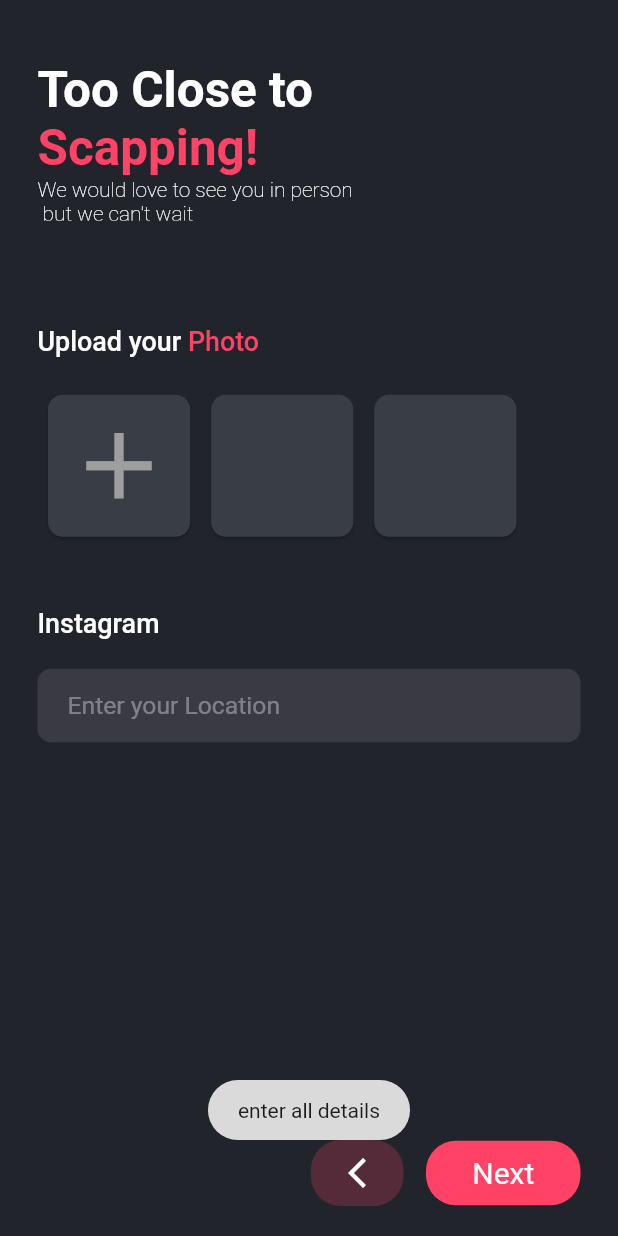
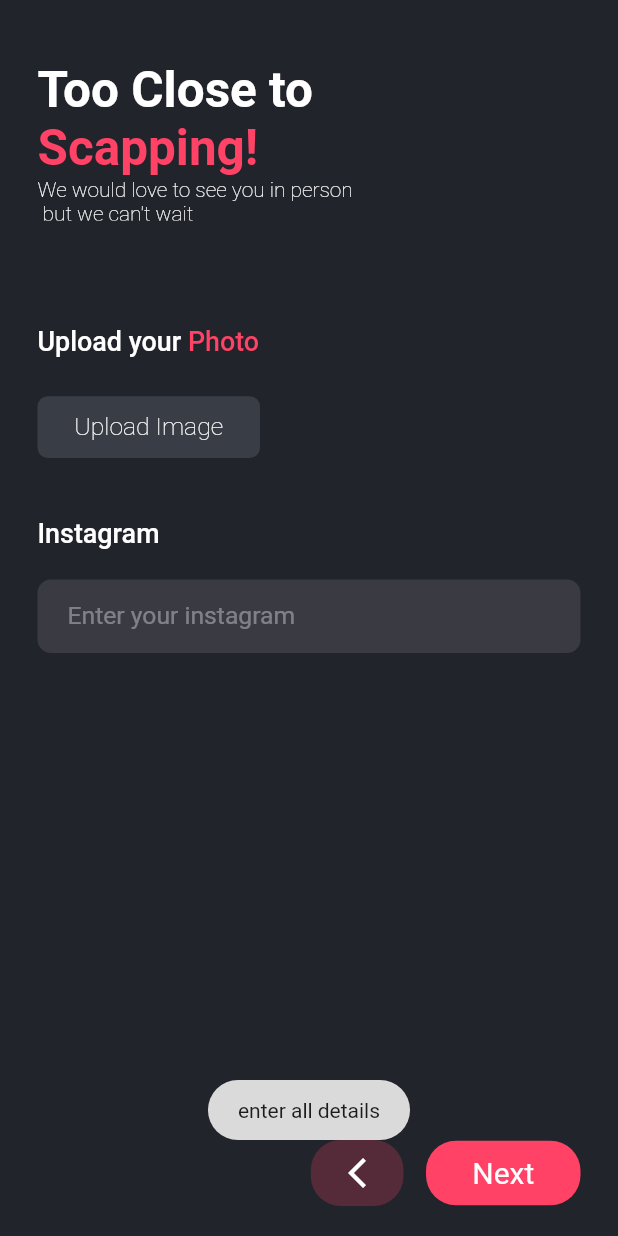
Before and after one commit to fazenecture/Scaape-flutter-FE, a Flutter app: the Onboarding2 screen opened directly with empty values, after a tap on "Next", on a phone screen of 412 x 824 dp. Run offline on Flutter 3.47's test engine with Material 2 defaults, Android fonts, the phone set to English and light mode, and no system bars; our stand-ins replace cloud_firestore, firebase_auth, firebase_core, firebase_database, flutter_datetime_picker, fluttertoast and 13 more; missing offline and left inert: blur_bottom_bar, flutter_card_swipper; accounts and stored records are empty; project files that could hold a hidden picture were left out.

Commit message:
feat:onboarding2 api integration done

```diff
--- a/lib/main.dart
+++ b/lib/main.dart
@@ -48,12 +48,12 @@ class _MyAppState extends State<MyApp> {
           FutureBuilder(
           future: getCurrentUser(),
           builder: (context, snapshot) {
-          if (snapshot.hasData) {
-            return HomeScreen();
-          } else {
-            return OnBoarding();
-           }
-          //return OnBoarding();
+          // if (snapshot.hasData) {
+          //   return HomeScreen();
+          // } else {
+          //   return OnBoarding();
+          //  }
+          return OnBoarding();
           },
       ),
       routes: {
--- a/lib/screens/OnBoarding2.dart
+++ b/lib/screens/OnBoarding2.dart
@@ -119,20 +119,93 @@ class _Onboarding2State extends State<Onboarding2> {
                     SizedBox(
                       height: 18,
                     ),
-                    Row(
-                      children: [
-                        Padding(
-                          padding: const EdgeInsets.all(3.0),
-                          child: GestureDetector(
+                    // Row(
+                    //   children: [
+                    //     Padding(
+                    //       padding: const EdgeInsets.all(3.0),
+                    //       child: GestureDetector(
+                    //         onTap: () async {
+                    //           final pickedFile = await picker.getImage(
+                    //               source: ImageSource.gallery);
+                    //           setState(
+                    //                 () {
+                    //               if (pickedFile != null) {
+                    //                 _image = File(pickedFile.path);
+                    //                 _base64 = base64Encode(
+                    //                     _image!.readAsBytesSync());
+                    //                 print(pickedFile.path);
+                    //               } else {
+                    //                 print('No image selected');
+                    //               }
+                    //             },
+                    //           );
+                    //         },
+                    //         // child: buildButtons(
+                    //         //     medq, "Upload Image", 0.36, Color(0xff393e46)),
+                    //         child: Card(
+                    //           color: Color(0xFF393E46),
+                    //           shape: RoundedRectangleBorder(
+                    //               borderRadius:
+                    //               BorderRadius.circular(10)),
+                    //           child: Container(
+                    //             height:
+                    //             MediaQuery.of(context).size.height *
+                    //                 0.115,
+                    //             width:
+                    //             MediaQuery.of(context).size.height *
+                    //                 0.115,
+                    //             child: Icon(
+                    //               Icons.add,
+                    //               size: 75,
+                    //               color: Colors.grey,
+                    //             ),
+                    //           ),
+                    //         ),
+                    //       ),
+                    //     ),
+                    //     Padding(
+                    //       padding: const EdgeInsets.all(3.0),
+                    //       child: Card(
+                    //         color: Color(0xFF393E46),
+                    //         shape: RoundedRectangleBorder(
+                    //             borderRadius: BorderRadius.circular(10)),
+                    //         child: Container(
+                    //           height: MediaQuery.of(context).size.height *
+                    //               0.115,
+                    //           width: MediaQuery.of(context).size.height *
+                    //               0.115,
+                    //         ),
+                    //       ),
+                    //     ),
+                    //     Padding(
+                    //       padding: const EdgeInsets.all(3.0),
+                    //       child: Card(
+                    //         color: Color(0xFF393E46),
+                    //         shape: RoundedRectangleBorder(
+                    //             borderRadius: BorderRadius.circular(10)),
+                    //         child: Container(
+                    //           height: MediaQuery.of(context).size.height *
+                    //               0.115,
+                    //           width: MediaQuery.of(context).size.height *
+                    //               0.115,
+                    //         ),
+                    //       ),
+                    //     ),
+                    //   ],
+                    // ),
+                    Padding(
+                      padding: const EdgeInsets.only(top: 8.0),
+                      child: Row(
+                        children: [
+                          GestureDetector(
                             onTap: () async {
-                              final pickedFile = await picker.getImage(
-                                  source: ImageSource.gallery);
+                              final pickedFile =
+                              await picker.getImage(source: ImageSource.gallery);
                               setState(
                                     () {
                                   if (pickedFile != null) {
                                     _image = File(pickedFile.path);
-                                    _base64 = base64Encode(
-                                        _image!.readAsBytesSync());
+                                    _base64 = base64Encode(_image!.readAsBytesSync());
                                     print(pickedFile.path);
                                   } else {
                                     print('No image selected');
@@ -140,92 +213,18 @@ class _Onboarding2State extends State<Onboarding2> {
                                 },
                               );
                             },
-                            // child: buildButtons(
-                            //     medq, "Upload Image", 0.36, Color(0xff393e46)),
-                            child: Card(
-                              color: Color(0xFF393E46),
-                              shape: RoundedRectangleBorder(
-                                  borderRadius:
-                                  BorderRadius.circular(10)),
-                              child: Container(
-                                height:
-                                MediaQuery.of(context).size.height *
-                                    0.115,
-                                width:
-                                MediaQuery.of(context).size.height *
-                                    0.115,
-                                child: Icon(
-                                  Icons.add,
-                                  size: 75,
-                                  color: Colors.grey,
-                                ),
-                              ),
-                            ),
+                            child: buildButtons(
+                                medq, "Upload Image", 0.36, Color(0xff393e46)),
                           ),
-                        ),
-                        Padding(
-                          padding: const EdgeInsets.all(3.0),
-                          child: Card(
-                            color: Color(0xFF393E46),
-                            shape: RoundedRectangleBorder(
-                                borderRadius: BorderRadius.circular(10)),
-                            child: Container(
-                              height: MediaQuery.of(context).size.height *
-                                  0.115,
-                              width: MediaQuery.of(context).size.height *
-                                  0.115,
-                            ),
+                          _base64 == null
+                              ? Container()
+                              : Icon(
+                            Icons.done,
+                            color: Colors.green,
                           ),
-                        ),
-                        Padding(
-                          padding: const EdgeInsets.all(3.0),
-                          child: Card(
-                            color: Color(0xFF393E46),
-                            shape: RoundedRectangleBorder(
-                                borderRadius: BorderRadius.circular(10)),
-                            child: Container(
-                              height: MediaQuery.of(context).size.height *
-                                  0.115,
-                              width: MediaQuery.of(context).size.height *
-                                  0.115,
-                            ),
-                          ),
-                        ),
-                      ],
+                        ],
+                      ),
                     ),
-                    // Padding(
-                    //   padding: const EdgeInsets.only(top: 8.0),
-                    //   child:
-                    // Row(
-                    // children: [
-                    // GestureDetector(
-                    //   onTap: () async {
-                    //     final pickedFile =
-                    //     await picker.getImage(source: ImageSource.gallery);
-                    //     setState(
-                    //           () {
-                    //         if (pickedFile != null) {
-                    //           _image = File(pickedFile.path);
-                    //           _base64 = base64Encode(_image!.readAsBytesSync());
-                    //           print(pickedFile.path);
-                    //         } else {
-                    //           print('No image selected');
-                    //         }
-                    //       },
-                    //     );
-                    //   },
-                    //   child: buildButtons(
-                    //       medq, "Upload Image", 0.36, Color(0xff393e46)),
-                    // ),
-                    // _base64 == null
-                    //     ? Container()
-                    //     : Icon(
-                    //   Icons.done,
-                    //   color: Colors.green,
-                    // ),
-                    // ],
-                    // ),
-                    // ),
                     SizedBox(height: 40),
                     Container(
                         child: Text(
@@ -263,7 +262,7 @@ class _Onboarding2State extends State<Onboarding2> {
                               borderSide: const BorderSide(
                                   color: Colors.transparent, width: 0.0),
                             ),
-                            hintText: "Enter your Location",
+                            hintText: "Enter your instagram",
                             filled: true,
                             hintStyle: TextStyle(
                               fontFamily: 'Roboto',
@@ -332,7 +331,7 @@ class _Onboarding2State extends State<Onboarding2> {
                     ),
                     GestureDetector(
                       onTap: () async {
-                        if (Instagram.isEmpty) {
+                        if (Instagram.isEmpty||_image.isNull) {
                           Fluttertoast.showToast(
                             msg: "enter all details",
                           );
@@ -354,6 +353,42 @@ class _Onboarding2State extends State<Onboarding2> {
                           int statusCode = response.statusCode;
                           print(statusCode);
                           print(response.body);
+                          var paths;
+                          try {
+                            String url = 'http://65.0.121.93:4000/testUpload';
+                            var stream = new http.ByteStream(
+                                DelegatingStream.typed(_image!.openRead()));
+                            var length = await _image!.length();
+                            var request = MultipartRequest('POST', Uri.parse(url));
+
+                            var multipartFile = new http.MultipartFile(
+                                'file', stream, length, filename: basename(_image!
+                                .path));
+                            request.files.add(multipartFile);
+                            var res = await request.send();
+                            print(res.statusCode);
+
+                            await res.stream.transform(utf8.decoder).listen((
+                                value) {
+                              var data = jsonDecode(value);
+                              paths = data['path'].toString().substring(7);
+                              print(paths);
+                            });
+                            var imageurls = 'http://65.0.121.93:4000/ftp/$paths';
+                            String urls='http://65.0.121.93:4000/api/createUserPhotos';
+                            Map<String, String> headers = {
+                              "Content-type": "application/json"
+                            };
+                            String json = '{"Id": "${DateTime.now().millisecondsSinceEpoch}","UserId":"${signInData['UserId']}","EmailId": "${signInData['EmailId']}","PhotoUrl":"${imageurls}"}';
+                            http.Response response = await post(Uri.parse(urls), headers: headers, body: json);
+                            //print(user.displayName);
+                            int statusCode = response.statusCode;
+                            print(statusCode);
+                            print(response.body);
+                          }
+                          catch (e) {
+                            print(e);
+                          }
 
                           Navigator.pushNamedAndRemoveUntil(
                               context, HomeScreen.id, (route) => false);
--- a/lib/screens/signIn_page.dart
+++ b/lib/screens/signIn_page.dart
@@ -92,6 +92,7 @@ class _SignInScreenState extends State<SignInScreen> {
                 onPressed: () async {
                   User? user =
                       await Authentication.signInWithGoogle(context: context);
+
                   if (user != null) {
                     try{
 
```
